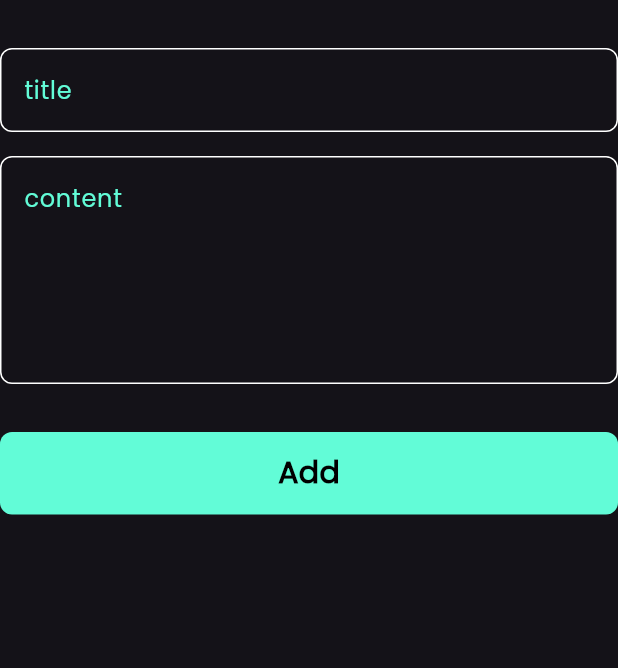
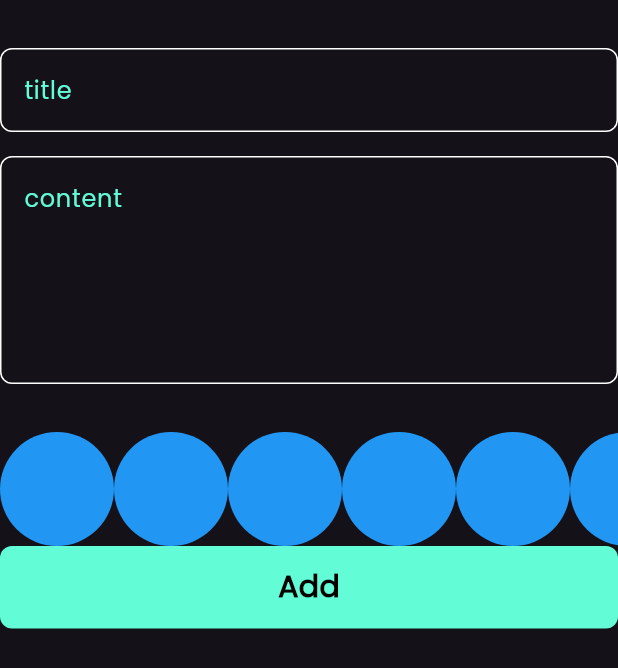
Before and after one commit to shehabbebo/notes_app, a Flutter app: what addNoteform() shows on an empty page, opened directly, on a phone screen of 412 x 824 dp. Shown: the top 668 px of the screen. Run offline on Flutter 3.47's test engine with Material 3 defaults, Android fonts, the phone set to English and light mode, and no system bars; our stand-ins replace bloc, flutter_bloc, hive, hive_flutter, modal_progress_hud_nsn; accounts and stored records are empty.

Commit message:
create colors list view part1

```diff
--- /dev/null
+++ b/lib/views/weight/Colors.listView.dart
@@ -0,0 +1,30 @@
+import 'package:flutter/material.dart';
+
+class ColorItem extends StatelessWidget {
+  const ColorItem({super.key});
+
+  @override
+  Widget build(BuildContext context) {
+    return CircleAvatar(
+      radius: 38,
+      backgroundColor: Colors.blue,
+    );
+  }
+}
+
+class ColorsListView extends StatelessWidget {
+  const ColorsListView({super.key});
+
+  @override
+  Widget build(BuildContext context) {
+    return SizedBox(
+      height: 38 * 2,
+      child: ListView.builder(
+          itemCount: 10,
+          scrollDirection: Axis.horizontal,
+          itemBuilder: (context, index) {
+            return ColorItem();
+          }),
+    );
+  }
+}
--- a/lib/views/weight/add_note_form.dart
+++ b/lib/views/weight/add_note_form.dart
@@ -3,6 +3,7 @@ import 'package:flutter_bloc/flutter_bloc.dart';
 import 'package:intl/intl.dart';
 import 'package:note_app/cubits/add_note_cubit/add_notes_cubit.dart';
 import 'package:note_app/models/note_model.dart';
+import 'package:note_app/views/weight/Colors.listView.dart';
 import 'package:note_app/views/weight/Custom_textFiled.dart';
 import 'package:note_app/views/weight/customButton.dart';
 
@@ -42,6 +43,7 @@ class _addNoteformState extends State<addNoteform> {
             maxLines: 5,
           ),
           SizedBox(height: 32),
+          ColorsListView(),
           BlocBuilder<AddNotesCubit, AddNoteState>(builder: (context, state) {
             return CustomButton(
               isLoading: state is AddNotesLoading ? true : false,
```
